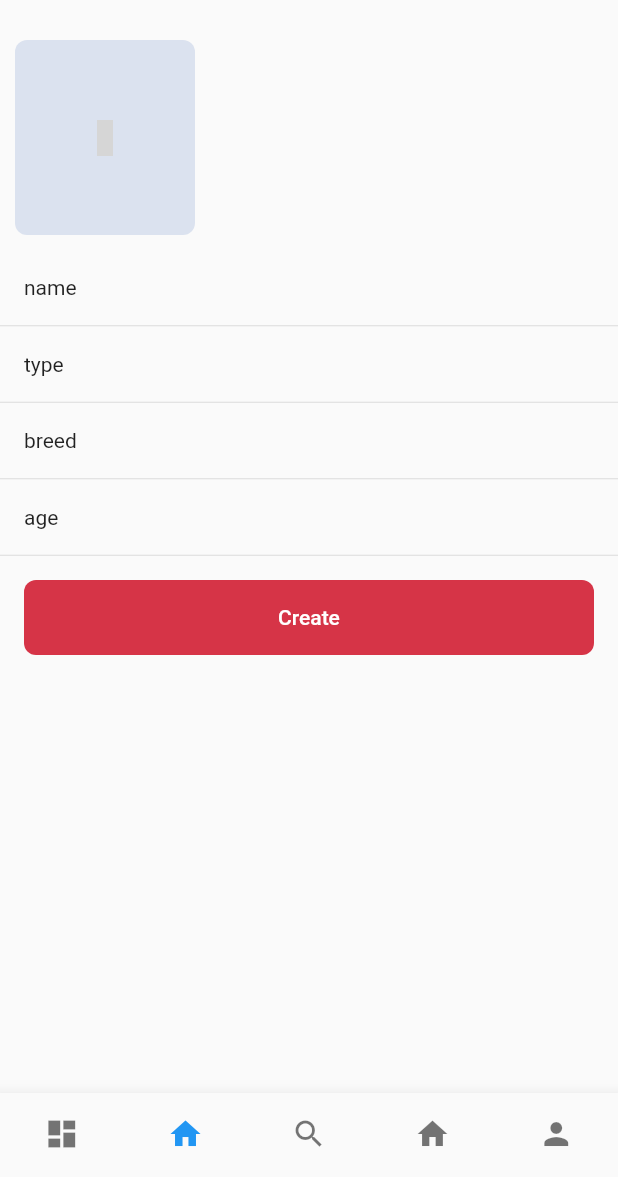
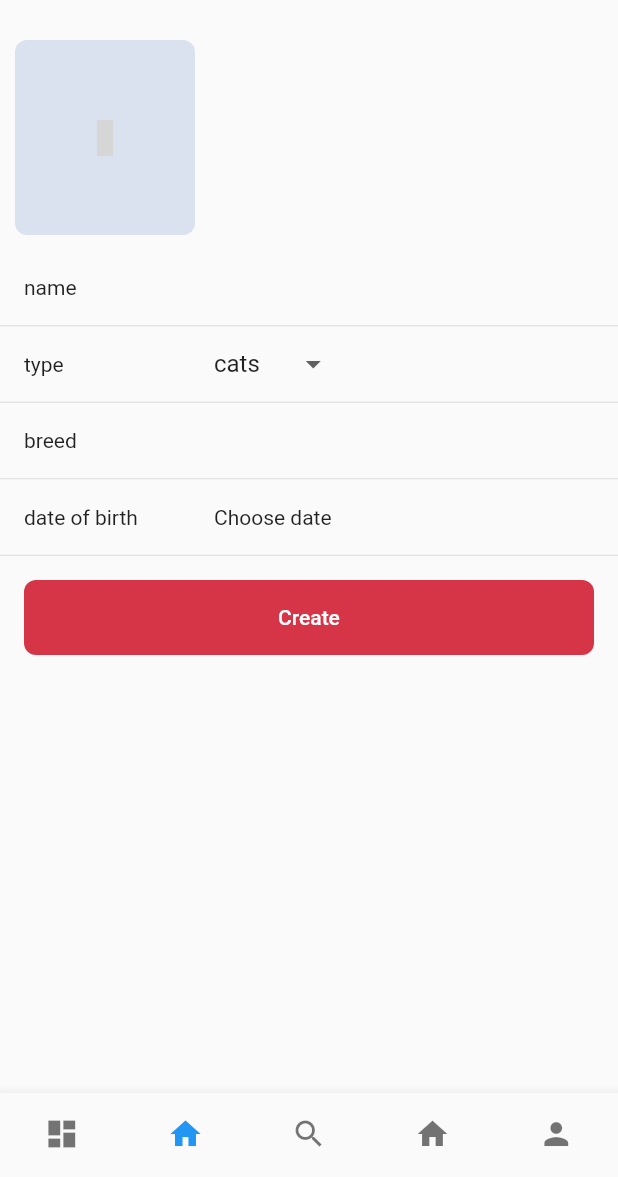
Before and after one commit to Goolpe/shelters, a Flutter app: the HomeScreen screen opened directly, item 2 of the bottom bar chosen, after a tap on "Create", on a phone screen of 412 x 824 dp, the part 59-1236 px from its top. Run offline on Flutter 3.47's test engine with Material 2 defaults, Android fonts, the phone set to English and light mode, and no system bars; drawn by our look-alikes of sliding_up_panel; our stand-ins replace cached_network_image, firebase_auth, firebase_database, flutter_signin_button, flutter_svg, flutter_swiper and 4 more; missing offline and left inert: keyboard_visibility, multi_image_picker; accounts and stored records are empty; statements that could not run were skipped; grey boxes are pictures that could not be loaded.

Commit message:
update create type, date

```diff
--- a/lib/main.dart
+++ b/lib/main.dart
@@ -1,9 +1,11 @@
 import 'package:flutter/material.dart';
 import 'package:shelters/shelf.dart';
 import 'package:provider/provider.dart';
+import 'package:timeago/timeago.dart' as timeago;
 
 void main(){
   WidgetsFlutterBinding.ensureInitialized();
+  timeago.setLocaleMessages('en', CustomEn());
 
   runApp(
     MultiProvider(
--- a/lib/src/components/animal_panel.dart
+++ b/lib/src/components/animal_panel.dart
@@ -5,6 +5,7 @@ import 'package:material_design_icons_flutter/material_design_icons_flutter.dart
 import 'package:provider/provider.dart';
 import 'package:shelters/shelf.dart';
 import 'package:sliding_up_panel/sliding_up_panel.dart';
+import 'package:timeago/timeago.dart' as timeago;
 
 class AnimalPanel extends StatelessWidget {
 
@@ -12,22 +13,22 @@ class AnimalPanel extends StatelessWidget {
   Widget build(BuildContext context) {
 
     return Consumer<AnimalPanelModel>(
-      builder: (context, state, _){
+      builder: (context, AnimalPanelModel state, _){
         return SlidingUpPanel(
           renderPanelSheet: false,
           maxHeight: MediaQuery.of(context).size.height - MediaQuery.of(context).padding.top,
           minHeight: 0,
           panelBuilder: (ScrollController sc) =>
-            state.url.isEmpty
+            state.animal == null
             ? SizedBox()
-            : _animalPage(state.url, sc),
+            : _animalPage(state.animal, sc),
           controller: state.controller,
         );
       }
     );
   }
 
-  Widget _animalPage(String url, ScrollController scrollController){
+  Widget _animalPage(AnimalModel animal, ScrollController scrollController){
     return Card(
       elevation: 20,
       shape: RoundedRectangleBorder(
@@ -42,20 +43,21 @@ class AnimalPanel extends StatelessWidget {
           SizedBox(
             height: 400,
             child: Swiper(
+              key: Key(animal.id),
               containerHeight: 400,
               itemHeight: 400,
               itemBuilder: (BuildContext context,int index){
-                return CachedNetworkImage(imageUrl: url, fit: BoxFit.cover);
+                return CachedNetworkImage(imageUrl: animal.images[index], fit: BoxFit.cover);
               },
-              itemCount: 3,
+              itemCount: animal.images.length,
               pagination: SwiperPagination(),
             ),
           ),
           ListTile(
-            title: Text('Лола, 2'),
-            subtitle: Text('Чеширский кот'),
+            title: Text('${animal.name}, ${timeago.format(DateTime.parse(animal.dateOfBirth))}'),
+            subtitle: Text('${animal.breed}'),
             trailing: Chip(
-              label: Text('кошки', style: TextStyle(color: Colors.white)),
+              label: Text('${animal.type.name}', style: TextStyle(color: Colors.white)),
               backgroundColor: Colors.green
             ),
           ),
--- a/lib/src/components/avatar.dart
+++ b/lib/src/components/avatar.dart
@@ -5,12 +5,10 @@ import 'package:shelters/shelf.dart';
 
 class Avatar extends StatelessWidget{
   Avatar({
-    @required this.url,
-    @required this.title
+    @required this.animal
   });
 
-  final String url;
-  final String title;
+  final AnimalModel animal;
 
   @override
   Widget build(BuildContext context) {
@@ -21,21 +19,21 @@ class Avatar extends StatelessWidget{
             customBorder: CircleBorder(),
             child: Padding(
             padding: EdgeInsets.all(10),
-            child: url.isEmpty
+            child: animal == null
               ? CircleAvatar(
                 radius: MediaQuery.of(context).size.width/8,
                 backgroundColor: Colors.grey[200],
               )
               : CircleAvatar(
                 radius: MediaQuery.of(context).size.width/8,
-                backgroundImage: CachedNetworkImageProvider(url),
+                backgroundImage: CachedNetworkImageProvider(animal.images[0]),
                 backgroundColor: Colors.grey[200],
               ),
             ),
-            onTap: () => Provider.of<AnimalPanelModel>(context, listen: false).open(url)
+            onTap: () => Provider.of<AnimalPanelModel>(context, listen: false).open(animal)
           ),
         ),
-        Text(title)
+        Text(animal != null ? animal.name : '')
       ]
     );
   }
--- a/lib/src/components/components.dart
+++ b/lib/src/components/components.dart
@@ -1,4 +1,5 @@
 export 'animal_panel.dart';
 export 'avatar.dart';
+export 'custom_time.dart';
 export 'settings_panel.dart';
 export 'list_tile.dart';
--- /dev/null
+++ b/lib/src/components/custom_time.dart
@@ -0,0 +1,6 @@
+import 'package:timeago/timeago.dart' as timeago;
+
+class CustomEn extends timeago.EnMessages {
+  @override
+  String suffixAgo() => '';
+}
--- a/lib/src/models/animal.dart
+++ b/lib/src/models/animal.dart
@@ -1,25 +1,30 @@
+import 'package:shelters/shelf.dart';
+
 class AnimalModel{
+  final String id;
   final String name;
-  final String url;
-  final String age;
+  final List<dynamic> images;
+  final String dateOfBirth;
   final String breed;
-  final String type;
+  final AnimalType type;
 
   AnimalModel({
+    this.id,
     this.name,
-    this.url,
-    this.age,
+    this.images,
+    this.dateOfBirth,
     this.breed,
     this.type
   });
 
-  factory AnimalModel.fromJson(Map<dynamic, dynamic> _parsedJson){
+  factory AnimalModel.fromJson(Map<dynamic, dynamic> _parsedValue, _parsedKey){
     return AnimalModel(
-      name: _parsedJson['name'],
-      type: _parsedJson['type'],
-      age: _parsedJson['age'],
-      breed: _parsedJson['breed'],
-      url: _parsedJson['url']
+      id: _parsedKey,
+      name: _parsedValue['name'],
+      type: animalTypes.firstWhere((element) => element.name == _parsedValue['type']),
+      dateOfBirth: _parsedValue['dateOfBirth'],
+      breed: _parsedValue['breed'],
+      images: _parsedValue['images']
     );
   }
 }
--- a/lib/src/models/animal_panel.dart
+++ b/lib/src/models/animal_panel.dart
@@ -1,15 +1,17 @@
 import 'package:flutter/material.dart';
+import 'package:shelters/shelf.dart';
 import 'package:sliding_up_panel/sliding_up_panel.dart';
 
 class AnimalPanelModel with ChangeNotifier{
   PanelController _controller = PanelController();
-  String _url = '';
+  PanelController get controller => _controller;
 
-  PanelController get controller => _controller;
-  String get url => _url;
+  AnimalModel _animal;
+  AnimalModel get animal => _animal;
 
-  void open(String data){
-    _url = data;
+
+  void open(AnimalModel data){
+    _animal = data;
     _controller.open();
     notifyListeners();
   }
--- /dev/null
+++ b/lib/src/models/animal_type.dart
@@ -0,0 +1,11 @@
+import 'package:flutter/material.dart';
+
+class AnimalType{
+  String name;
+  Color color;
+
+  AnimalType({
+    @required this.name,
+    @required this.color
+  });
+}
--- a/lib/src/models/animals_list.dart
+++ b/lib/src/models/animals_list.dart
@@ -17,10 +17,11 @@ class AnimalsListModel with ChangeNotifier{
   void getData(){
     _dbRef.once().then((DataSnapshot snapshot) {
       Map<String, dynamic> _dataMap = Map<String, dynamic>.from(snapshot.value);
-      List<dynamic> _dataList = _dataMap.values.toList();
+      List<dynamic> _dataValues = _dataMap.values.toList();
+      List<dynamic> _dataKeys = _dataMap.keys.toList();
 
-      for(int i = 0; i < _dataList.length; i++){
-        _animals.add(AnimalModel.fromJson(_dataList[i]));
+      for(int i = 0; i < _dataValues.length; i++){
+        _animals.add(AnimalModel.fromJson(_dataValues[i], _dataKeys[i]));
       }
     });
   }
--- a/lib/src/models/create.dart
+++ b/lib/src/models/create.dart
@@ -11,11 +11,8 @@ class CreateModel with ChangeNotifier{
   String _name = '';
   String get name => _name;
 
-  String _type = '';
-  String get type => _type;
-
-  String _age = '';
-  String get age => _age;
+  AnimalType _type = animalTypes[0];
+  AnimalType get type => _type;
 
   DateTime _dateOfBirth;
   DateTime get dateOfBirth => _dateOfBirth;
@@ -37,7 +34,7 @@ class CreateModel with ChangeNotifier{
     notifyListeners();
   }
 
-  void changeType(String type){
+  void changeType(AnimalType type){
     _type = type;
     notifyListeners();
   }
@@ -52,18 +49,14 @@ class CreateModel with ChangeNotifier{
     notifyListeners();
   }
 
-  void changeAge(String age){
-    _age = age;
-    notifyListeners();
-  }
-
   void create(){
     _dbRef.push().set({
       'name': _name,
-      'url': "https://cdn2.thecatapi.com/images/6mt.jpg",
-      'type': _type,
+      'images': ["https://cdn2.thecatapi.com/images/6mt.jpg",
+      "https://cdn2.thecatapi.com/images/e0g.jpg"],
+      'type': _type.name,
       'breed': _breed,
-      'age': _age
+      'dateOfBirth': _dateOfBirth.toIso8601String()
     });
   }
 
--- a/lib/src/models/models.dart
+++ b/lib/src/models/models.dart
@@ -1,4 +1,5 @@
 export 'animal_panel.dart';
+export 'animal_type.dart';
 export 'animal.dart';
 export 'animals_list.dart';
 export 'auth.dart';
--- a/lib/src/screens/navigation/animals.dart
+++ b/lib/src/screens/navigation/animals.dart
@@ -18,16 +18,14 @@ class AnimalsScreen extends StatelessWidget{
           itemBuilder: (context, index){
             if(state.animals.isNotEmpty){
               return Avatar(
-                url: state.animals[index].url,
-                title: state.animals[index].name,
+                animal: state.animals[index]
               );
             }
             return Shimmer.fromColors(
               baseColor: Colors.grey[200],
               highlightColor: Colors.grey[300],
               child: Avatar(
-                url: '',
-                title: '',
+                animal: null,
               )
             );
           }
--- a/lib/src/screens/navigation/create.dart
+++ b/lib/src/screens/navigation/create.dart
@@ -99,17 +99,30 @@ class CreateScreen extends StatelessWidget {
         Divider(height: 1),
         CustomListTile(
           title: Text('type'),
-          trailing: TextFormField(
-            textCapitalization: TextCapitalization.sentences,
-            decoration: InputDecoration.collapsed(hintText: ''),
-            initialValue: state.type,
-            onChanged: (String value){
-              Provider.of<CreateModel>(context, listen: false).changeType(value);
+          trailing: DropdownButton<AnimalType>(
+            underline: SizedBox(),
+            value: state.type,
+            items: animalTypes.map<DropdownMenuItem<AnimalType>>((AnimalType value) {
+              return DropdownMenuItem<AnimalType>(
+                value: value,
+                child: Text(value.name),
+              );
+            }).toList(),
+            onChanged: (AnimalType val){
+              Provider.of<CreateModel>(context, listen: false).changeType(val);
             },
-            inputFormatters:[
-              LengthLimitingTextInputFormatter(20),
-            ]
           ),
+          // trailing: TextFormField(
+          //   textCapitalization: TextCapitalization.sentences,
+          //   decoration: InputDecoration.collapsed(hintText: ''),
+          //   initialValue: state.type,
+          //   onChanged: (String value){
+          //     Provider.of<CreateModel>(context, listen: false).changeType(value);
+          //   },
+          //   inputFormatters:[
+          //     LengthLimitingTextInputFormatter(20),
+          //   ]
+          // ),
         ),
         Divider(height: 1),
         CustomListTile(
@@ -127,27 +140,27 @@ class CreateScreen extends StatelessWidget {
           ),
         ),
         Divider(height: 1),
+        // CustomListTile(
+        //   title: Text('age'),
+        //   trailing: TextFormField(
+        //     textCapitalization: TextCapitalization.sentences,
+        //     decoration: InputDecoration.collapsed(hintText: ''),
+        //     initialValue: state.age,
+        //     onChanged: (String value){
+        //       Provider.of<CreateModel>(context, listen: false).changeAge(value);
+        //     },
+        //     inputFormatters:[
+        //       LengthLimitingTextInputFormatter(20),
+        //     ]
+        //   ),
+        // ),
         CustomListTile(
-          title: Text('age'),
-          trailing: TextFormField(
-            textCapitalization: TextCapitalization.sentences,
-            decoration: InputDecoration.collapsed(hintText: ''),
-            initialValue: state.age,
-            onChanged: (String value){
-              Provider.of<CreateModel>(context, listen: false).changeAge(value);
-            },
-            inputFormatters:[
-              LengthLimitingTextInputFormatter(20),
-            ]
-          ),
+          title: Text('date of birth'),
+          trailing: GestureDetector(
+            child: Text(_convertDate(state.dateOfBirth)),
+            onTap: () => _showDateOfBirth(context, state),
+          )
         ),
-        // CustomListTile(
-        //   title: Text('date of birth'),
-        //   trailing: GestureDetector(
-        //     child: Text(_convertDate(state.dateOfBirth)),
-        //     onTap: () => _showDateOfBirth(context, state),
-        //   )
-        // ),
         Divider(height: 1),
         Container(
           margin: EdgeInsets.all(16),
--- /dev/null
+++ b/lib/src/utils/other.dart
@@ -0,0 +1,25 @@
+import 'package:flutter/material.dart';
+import 'package:shelters/shelf.dart';
+
+List<AnimalType> animalTypes = [
+  AnimalType(
+    name: 'cats',
+    color: Colors.green
+  ),
+  AnimalType(
+    name: 'dogs',
+    color: Colors.blue
+  ),
+  AnimalType(
+    name: 'birds',
+    color: Colors.red
+  ),
+  AnimalType(
+    name: 'rodents',
+    color: Colors.yellow
+  ),
+  AnimalType(
+    name: 'other',
+    color: Colors.blueGrey
+  ),
+];
--- a/lib/src/utils/utils.dart
+++ b/lib/src/utils/utils.dart
@@ -1,2 +1,3 @@
 export 'constants.dart';
 export 'keys.dart';
+export 'other.dart';
--- a/pubspec.yaml
+++ b/pubspec.yaml
@@ -36,6 +36,7 @@ dependencies:
   provider: ^4.0.4
   shimmer: ^1.0.1
   sliding_up_panel: ^1.0.0
+  timeago: ^2.0.26
 
 dev_dependencies:
   flutter_test:
```
Also changed, not shown: lib/src/screens/login.dart (+13 -9 lines), pubspec.lock.
